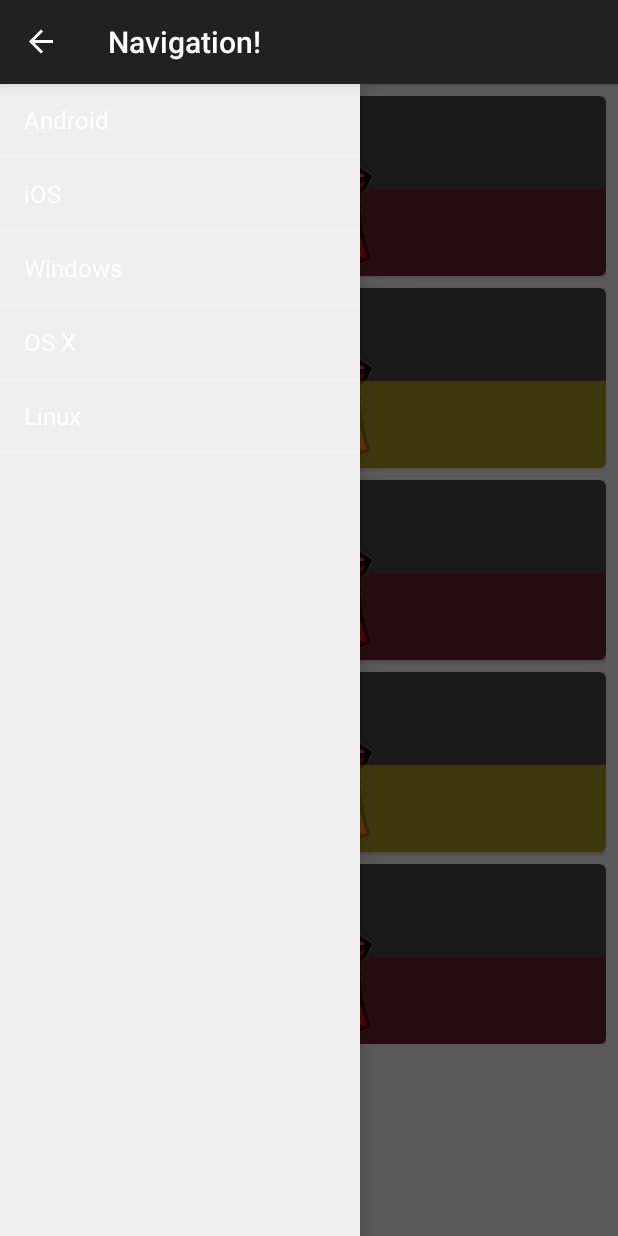
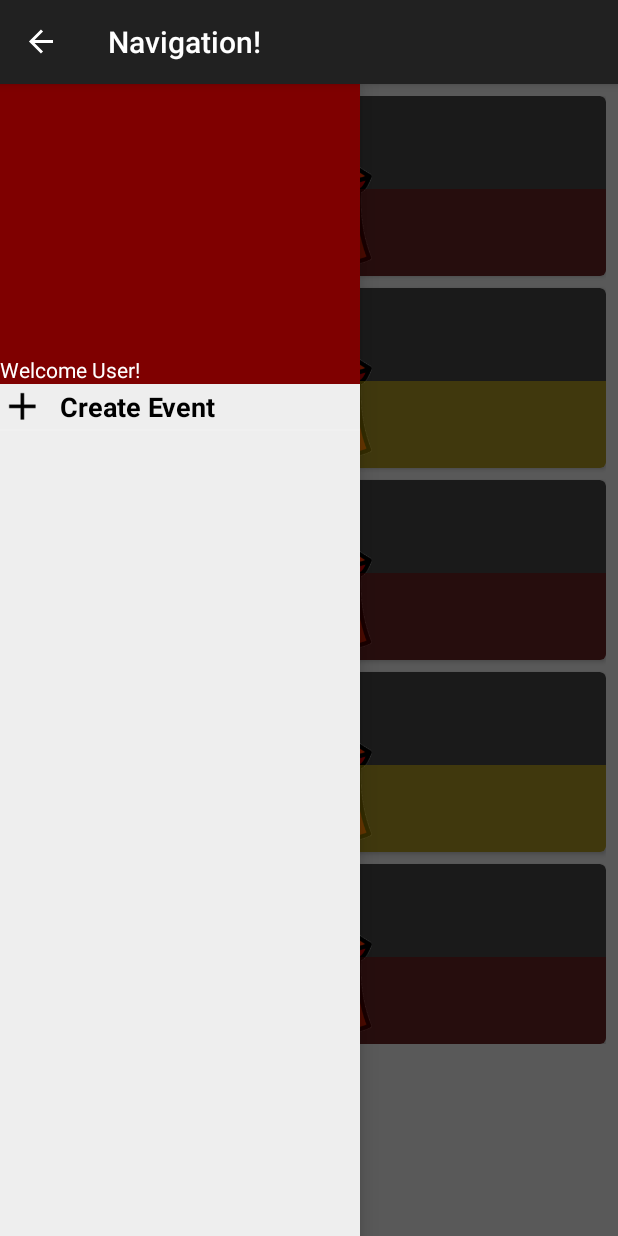
Before and after one commit to cart587/ITP341-SCampus-Events, an Android app: the screen it shows after launch (HomeScreenActivity), with the side drawer open, on a phone screen of 412 x 824 dp. Run offline under Robolectric (Android 15) with nearby library versions, the phone set to English and light mode, and no system bars.

Commit message:
Updated navigating drawer with user header

```diff
--- a/app/src/main/AndroidManifest.xml
+++ b/app/src/main/AndroidManifest.xml
@@ -28,7 +28,8 @@
 
         <activity
             android:name=".EventDetailActivity"
-            android:label="@string/app_name" >
+            android:label="@string/app_name"
+            android:theme="@style/Theme.AppCompat">
 
         </activity>
         <activity android:name=".HomeScreenActivity"
--- a/app/src/main/java/com/example/chris/itp341_finalproject_scampus_events/EventDetailActivity.java
+++ b/app/src/main/java/com/example/chris/itp341_finalproject_scampus_events/EventDetailActivity.java
@@ -8,6 +8,7 @@ import android.location.Location;
 import android.os.Bundle;
 import android.os.Handler;
 import android.os.ResultReceiver;
+import android.support.v7.app.AppCompatActivity;
 import android.util.Log;
 import android.view.View;
 import android.widget.TextView;
@@ -28,7 +29,7 @@ import java.util.ArrayList;
 /**
  * Created by Chris on 12/8/2015.
  */
-public class EventDetailActivity extends Activity implements GoogleApiClient.ConnectionCallbacks,
+public class EventDetailActivity extends AppCompatActivity implements GoogleApiClient.ConnectionCallbacks,
         GoogleApiClient.OnConnectionFailedListener,OnMapReadyCallback {
     //VARIABLES FOR CURRENT LOCATION
     GoogleApiClient mGoogleApiClient;
--- a/app/src/main/java/com/example/chris/itp341_finalproject_scampus_events/HomeScreenActivity.java
+++ b/app/src/main/java/com/example/chris/itp341_finalproject_scampus_events/HomeScreenActivity.java
@@ -14,6 +14,10 @@ import android.widget.ListView;
 
 import com.example.chris.itp341_finalproject_scampus_events.model.CampusEventSingleton;
 import com.example.chris.itp341_finalproject_scampus_events.model.EventArrayAdapter;
+import com.example.chris.itp341_finalproject_scampus_events.slider_model.SliderArrayAdapter;
+import com.example.chris.itp341_finalproject_scampus_events.slider_model.SliderCategory;
+
+import java.util.ArrayList;
 
 /**
  * Created by Chris on 12/8/2015.
@@ -25,7 +29,7 @@ public class HomeScreenActivity extends AppCompatActivity {
 
     //SLIDING DRAWER VARIABLES
     private ListView mDrawerList;
-    private ArrayAdapter<String> mAdapter;
+    private SliderArrayAdapter mAdapter;
     private ActionBarDrawerToggle mDrawerToggle;
     private DrawerLayout mDrawerLayout;
     private String mActivityTitle;
@@ -71,8 +75,13 @@ public class HomeScreenActivity extends AppCompatActivity {
     }
 
     private void addDrawerItems() {
-        String[] osArray = { "Android", "iOS", "Windows", "OS X", "Linux" };
-        mAdapter = new ArrayAdapter<String>(this, android.R.layout.simple_list_item_1, osArray);
+
+        SliderCategory category = new SliderCategory("Create Event",getDrawable(R.drawable.ic_add_black_18dp));
+        ArrayList<SliderCategory> arrCategories = new ArrayList<>();
+
+        arrCategories.add(category);
+
+        mAdapter = new SliderArrayAdapter(this, arrCategories);
         mDrawerList.setAdapter(mAdapter);
     }
 
--- /dev/null
+++ b/app/src/main/java/com/example/chris/itp341_finalproject_scampus_events/slider_model/SliderArrayAdapter.java
@@ -0,0 +1,47 @@
+package com.example.chris.itp341_finalproject_scampus_events.slider_model;
+
+import android.content.Context;
+import android.view.LayoutInflater;
+import android.view.View;
+import android.view.ViewGroup;
+import android.widget.ArrayAdapter;
+import android.widget.ImageView;
+import android.widget.TextView;
+
+import com.example.chris.itp341_finalproject_scampus_events.R;
+
+import java.util.ArrayList;
+
+/**
+ * Created by Chris on 12/9/2015.
+ */
+public class SliderArrayAdapter extends ArrayAdapter<SliderCategory> {
+    ImageView imageView;
+    TextView textView;
+    Context context;
+
+    public SliderArrayAdapter(Context context, ArrayList<SliderCategory> sliderCategories){
+        super(context, 0, sliderCategories);
+        this.context = context;
+    }
+
+    @Override
+    public View getView(int position, View convertView, ViewGroup parent) {
+        SliderCategory category = getItem(position);
+
+        if(convertView == null){
+            convertView = LayoutInflater.from(getContext()).inflate(
+                    R.layout.drawer_custom_adapter_view,
+                    parent,
+                    false);
+        }
+
+        imageView = (ImageView) convertView.findViewById(R.id.imageViewSlider);
+        textView = (TextView) convertView.findViewById(R.id.textViewSlider);
+
+        textView.setText(category.getCategory());
+        imageView.setImageDrawable(category.getSliderImage());
+
+        return convertView;
+    }
+}
--- /dev/null
+++ b/app/src/main/java/com/example/chris/itp341_finalproject_scampus_events/slider_model/SliderCategory.java
@@ -0,0 +1,34 @@
+package com.example.chris.itp341_finalproject_scampus_events.slider_model;
+
+import android.graphics.drawable.Drawable;
+import android.media.Image;
+import android.widget.ImageView;
+
+/**
+ * Created by Chris on 12/9/2015.
+ */
+public class SliderCategory {
+    private String category;
+    private Drawable sliderImage;
+
+    public SliderCategory(String category, Drawable sliderImage) {
+        this.category = category;
+        this.sliderImage = sliderImage;
+    }
+
+    public String getCategory() {
+        return category;
+    }
+
+    public void setCategory(String category) {
+        this.category = category;
+    }
+
+    public Drawable getSliderImage() {
+        return sliderImage;
+    }
+
+    public void setSliderImage(Drawable sliderImage) {
+        this.sliderImage = sliderImage;
+    }
+}
--- /dev/null
+++ b/app/src/main/res/layout/drawer_custom_adapter_view.xml
@@ -0,0 +1,21 @@
+<?xml version="1.0" encoding="utf-8"?>
+<LinearLayout xmlns:android="http://schemas.android.com/apk/res/android"
+    android:orientation="horizontal" android:layout_width="match_parent"
+    android:layout_height="wrap_content">
+
+    <ImageView
+        android:id="@+id/imageViewSlider"
+        android:scaleType="fitXY"
+        android:layout_width="30dp"
+        android:layout_height="30dp"
+        android:layout_marginEnd="10dp"/>
+
+    <TextView
+        android:id="@+id/textViewSlider"
+        android:textSize="18sp"
+        android:textStyle="bold"
+        android:textColor="@android:color/black"
+        android:layout_gravity="center_vertical"
+        android:layout_width="wrap_content"
+        android:layout_height="wrap_content"/>
+</LinearLayout>
--- a/app/src/main/res/layout/event_detail_view.xml
+++ b/app/src/main/res/layout/event_detail_view.xml
@@ -47,6 +47,7 @@
                     android:layout_height="wrap_content"
                     android:layout_below="@id/image_view_event_detail"
                     android:padding="10dp"
+                    android:textColor="@color/event_description_text_color"
                     android:text="@string/sample_description" />
             </RelativeLayout>
         </android.support.v7.widget.CardView>
--- a/app/src/main/res/layout/home_screen_view.xml
+++ b/app/src/main/res/layout/home_screen_view.xml
@@ -23,14 +23,30 @@
     </LinearLayout>
 
     <!--Navigation Drawer-->
-    <ListView
-        android:id="@+id/left_drawer"
+    <LinearLayout
+        android:orientation="vertical"
         android:layout_width="240dp"
         android:layout_height="match_parent"
         android:layout_gravity="start"
-        android:choiceMode="singleChoice"
-        android:background="#ffeeeeee"
-        android:dividerHeight="0dp" />
+        android:background="#ffeeeeee">
+
+        <TextView
+            android:id="@+id/drawer_name_header"
+            android:text="Welcome User!"
+            android:textColor="@color/white"
+            android:background="@color/cardinal"
+            android:layout_width="match_parent"
+            android:layout_height="200dp"
+            android:gravity="bottom"/>
+
+        <ListView
+            android:id="@+id/left_drawer"
+            android:layout_width="match_parent"
+            android:layout_height="match_parent"
+            android:choiceMode="singleChoice"
+            android:dividerHeight="0dp" />
+    </LinearLayout>
+
 
 </android.support.v4.widget.DrawerLayout>
 
--- a/app/src/main/res/values/colors.xml
+++ b/app/src/main/res/values/colors.xml
@@ -1,7 +1,9 @@
 <?xml version="1.0" encoding="utf-8"?>
 <resources>
     <color name="transparent_cardinal">#807F0000</color>
+    <color name="cardinal">#7F0000</color>
     <color name="transparent_gold">#80FFD800</color>
     <color name="white">#FFFFFF</color>
     <color name="events_background">#E0E0E0</color>
+    <color name="event_description_text_color">#606060</color>
 </resources>
```
Also changed, not shown: app/src/main/java/com/example/chris/itp341_finalproject_scampus_events/LocationHandler.java (deleted, +0 -209 lines), app/src/main/res/drawable-xxxhdpi/ic_add_black_18dp.png (added), app/src/main/res/drawable-xxxhdpi/ic_star_rate_black_18dp.png (added).
